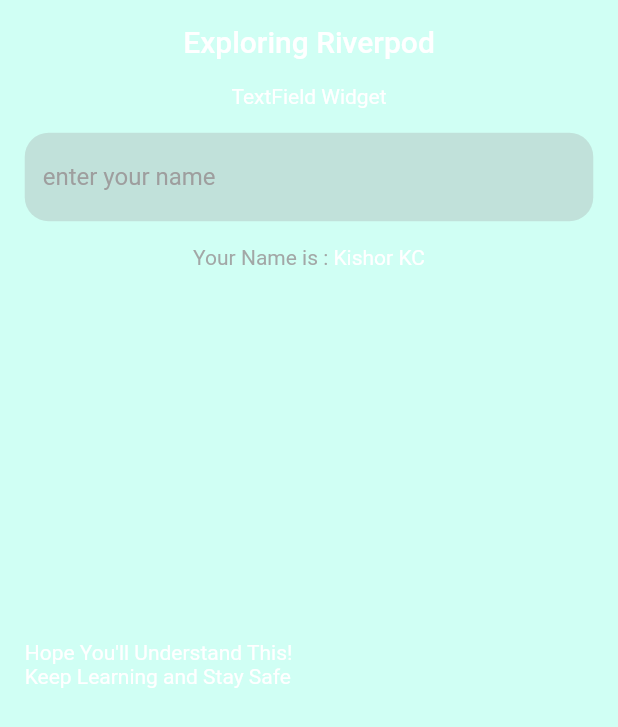
After one commit to devkishor8007/Exploring-Riverpod, a Flutter app: the screen it shows after launch, on a phone screen of 412 x 824 dp. The commit adds this screen. Shown: the top 727 px of the screen. Run offline on Flutter 3.47's test engine with Material 2 defaults, Android fonts, the phone set to English and light mode, and no system bars; our stand-ins replace flutter_riverpod.

Commit message:
update the version of sdk update riverpod latest add state notifer too

```diff
--- a/lib/main.dart
+++ b/lib/main.dart
@@ -1,4 +1,5 @@
-import 'package:exploring_riverpod/page/showName_page.dart';
+import 'package:exploring_riverpod/page/showNameNotifier_page.dart';
+// import 'package:exploring_riverpod/page/showName_page.dart';
 import 'package:flutter/material.dart';
 import 'package:flutter_riverpod/flutter_riverpod.dart';
 
@@ -15,7 +16,8 @@ class Day4 extends StatelessWidget {
         canvasColor: Colors.tealAccent.withOpacity(0.3),
       ),
       debugShowCheckedModeBanner: false,
-      home: ShowNamePage(),
+      // home: ShowNamePage(), // use for change notifier
+      home: ShowNameNotifierPage(), // use for state notifier
     );
   }
 }
--- /dev/null
+++ b/lib/page/showNameNotifier_page.dart
@@ -0,0 +1,102 @@
+import 'package:exploring_riverpod/showName_Riverpod.dart';
+import 'package:exploring_riverpod/utilis.dart';
+import 'package:flutter/material.dart';
+import 'package:flutter_riverpod/flutter_riverpod.dart';
+
+class ShowNameNotifierPage extends ConsumerWidget {
+  final TextEditingController _name = TextEditingController();
+
+  @override
+  Widget build(BuildContext context, WidgetRef ref) {
+    final size = MediaQuery.of(context).size;
+    final textImpl = ref.watch(textRiverPod);
+
+    final whatWidgetImpl = ref.watch(widgetNameRiverpod);
+    final hopeRiverpodText = ref.watch(hopeRiverpod);
+    final appname = ref.watch(appNameRiverpod);
+    return Scaffold(
+      appBar: appbar(appname),
+      body: Padding(
+        padding: EdgeInsets.symmetric(
+          horizontal: size.width * 0.04,
+        ),
+        child: Column(
+          crossAxisAlignment: CrossAxisAlignment.start,
+          children: [
+            Center(
+              child: Text(
+                whatWidgetImpl,
+                style: TextStyle(
+                  color: Colors.white,
+                ),
+              ),
+            ),
+            SizedBox(
+              height: size.height * 0.02,
+            ),
+            TextField(
+              controller: _name,
+              style: TextStyle(
+                color: Colors.white,
+              ),
+              onSubmitted: (String val) {
+                ref.read(textRiverPod.notifier).onChangedVlue(val);
+                _name.clear();
+              },
+              decoration: InputDecoration(
+                hintText: "enter your name",
+                hintStyle: TextStyle(
+                  color: Colors.grey,
+                ),
+                enabledBorder: makeOutline(),
+                focusedBorder: makeOutline(),
+                fillColor: Colors.grey.withOpacity(0.3),
+                filled: true,
+              ),
+            ),
+            SizedBox(
+              height: size.height * 0.02,
+            ),
+            Row(
+              mainAxisAlignment: MainAxisAlignment.center,
+              children: [
+                Text(
+                  "Your Name is : ",
+                  style: TextStyle(
+                    color: Colors.grey.withOpacity(0.9),
+                  ),
+                ),
+                Text(
+                  textImpl,
+                  style: TextStyle(
+                    color: Colors.white,
+                  ),
+                ),
+              ],
+            ),
+            SizedBox(
+              height: size.height * 0.3,
+            ),
+            Text(
+              hopeRiverpodText,
+              style: TextStyle(
+                color: Colors.white,
+              ),
+            ),
+          ],
+        ),
+      ),
+    );
+  }
+
+  AppBar appbar(String appname) {
+    return AppBar(
+      centerTitle: true,
+      elevation: 0,
+      backgroundColor: Colors.transparent,
+      title: Text(
+        appname,
+      ),
+    );
+  }
+}
--- a/lib/showName_Riverpod.dart
+++ b/lib/showName_Riverpod.dart
@@ -16,3 +16,12 @@ class TextFormWidget extends ChangeNotifier {
     notifyListeners();
   }
 }
+
+final textRiverPod =
+    StateNotifierProvider<TextNotifier, String>((_) => TextNotifier());
+
+class TextNotifier extends StateNotifier<String> {
+  TextNotifier() : super('Kishor KC');
+
+  void onChangedVlue(String val) => state = val;
+}
--- a/pubspec.yaml
+++ b/pubspec.yaml
@@ -18,13 +18,13 @@ publish_to: "none" # Remove this line if you wish to publish to pub.dev
 version: 1.0.0+1
 
 environment:
-  sdk: ">=2.7.0 <3.0.0"
+  sdk: '>=2.18.0 <3.0.0'
 
 dependencies:
-  cupertino_icons: ^1.0.2
+  cupertino_icons: ^1.0.5
   flutter:
     sdk: flutter
-  flutter_riverpod: ^1.0.3
+  flutter_riverpod: ^2.0.2
 
 dev_dependencies:
   flutter_test:
```
Also changed, not shown: pubspec.lock.
